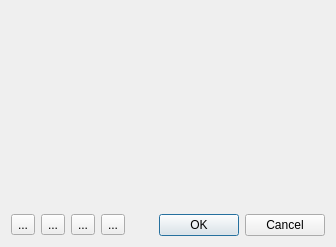
Above: src/edittiledialog.ui from jpwhiting/nestool before the change. Below: the same form after it.
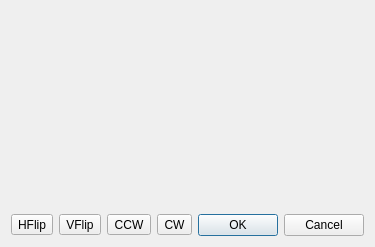
That is the form after the change. Custom widgets are drawn as their Qt base class.

Patch:
```diff
--- a/src/edittiledialog.ui
+++ b/src/edittiledialog.ui
@@ -147,28 +147,28 @@
      <item>
       <widget class="QToolButton" name="toolButton">
        <property name="text">
-        <string>...</string>
+        <string>HFlip</string>
        </property>
       </widget>
      </item>
      <item>
       <widget class="QToolButton" name="toolButton_2">
        <property name="text">
-        <string>...</string>
+        <string>VFlip</string>
        </property>
       </widget>
      </item>
      <item>
       <widget class="QToolButton" name="toolButton_3">
        <property name="text">
-        <string>...</string>
+        <string>CCW</string>
        </property>
       </widget>
      </item>
      <item>
       <widget class="QToolButton" name="toolButton_4">
        <property name="text">
-        <string>...</string>
+        <string>CW</string>
        </property>
       </widget>
      </item>
```
Left out of the diff: 8 changed lines with no effect on the pictures.
